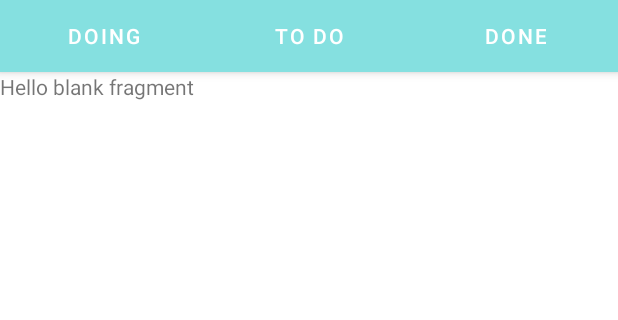
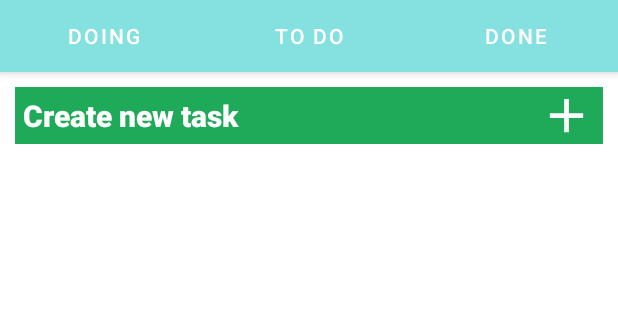
Before and after one commit to vishalkumardecentvro/WorkTrack, an Android app: the screen it shows after launch (MainActivity), on a phone screen of 412 x 824 dp, the part 89-409 px from its top. Run offline under Robolectric (Android 15) with nearby library versions, the phone set to English and light mode, and no system bars.

Commit message:
task card design done

```diff
--- /dev/null
+++ b/app/src/main/res/drawable/ic_add.xml
@@ -0,0 +1,10 @@
+<vector xmlns:android="http://schemas.android.com/apk/res/android"
+    android:width="24dp"
+    android:height="24dp"
+    android:viewportWidth="24"
+    android:viewportHeight="24"
+    android:tint="@color/white">
+  <path
+      android:fillColor="@android:color/white"
+      android:pathData="M19,13h-6v6h-2v-6H5v-2h6V5h2v6h6v2z"/>
+</vector>
--- a/app/src/main/res/layout/fragment_doing.xml
+++ b/app/src/main/res/layout/fragment_doing.xml
@@ -1,14 +1,46 @@
 <?xml version="1.0" encoding="utf-8"?>
-<FrameLayout xmlns:android="http://schemas.android.com/apk/res/android"
+<RelativeLayout xmlns:android="http://schemas.android.com/apk/res/android"
+  xmlns:app="http://schemas.android.com/apk/res-auto"
   xmlns:tools="http://schemas.android.com/tools"
   android:layout_width="match_parent"
   android:layout_height="match_parent"
+  android:padding="10dp"
   tools:context=".fragments.DoingFragment">
 
-  <!-- TODO: Update blank fragment layout -->
-  <TextView
+  <LinearLayout
+    android:id="@+id/llCreateTask"
     android:layout_width="match_parent"
-    android:layout_height="match_parent"
-    android:text="@string/hello_blank_fragment" />
+    android:layout_height="wrap_content"
+    android:layout_marginBottom="10dp"
+    android:background="@color/greenStart"
+    android:orientation="horizontal">
 
-</FrameLayout>
+    <TextView
+      android:layout_width="match_parent"
+      android:layout_height="match_parent"
+      android:layout_weight="1"
+      android:fontFamily="sans-serif-black"
+      android:padding="5dp"
+      android:text="Create new task"
+      android:textColor="@color/white"
+      android:textSize="20sp" />
+
+    <ImageView
+      android:id="@+id/AddTask"
+      android:layout_width="match_parent"
+      android:layout_height="match_parent"
+      android:layout_weight="7"
+      android:src="@drawable/ic_add" />
+
+  </LinearLayout>
+
+  <androidx.recyclerview.widget.RecyclerView
+    android:layout_width="match_parent"
+    android:layout_height="wrap_content"
+    android:layout_below="@id/llCreateTask"
+    android:layout_marginBottom="10dp"
+    app:layoutManager="androidx.recyclerview.widget.LinearLayoutManager"
+    app:reverseLayout="false"
+    tools:listitem="@layout/rv_doing" />
+
+</RelativeLayout>
--- a/app/src/main/res/values/colors.xml
+++ b/app/src/main/res/values/colors.xml
@@ -43,4 +43,7 @@
   <color name="black">#000000</color>
   <color name="white">#FFFFFF</color>
 
+  <color name="greenStart">#1FAA59</color>
+  <color name="greenEnd">#38CC77</color>
+
 </resources>
```
Also changed, not shown: app/src/main/res/drawable-v24/card_header_doing_fragment.xml (added, +12 -0 lines), app/src/main/res/drawable/ic_edit.xml (added, +10 -0 lines), app/src/main/res/layout/rv_doing.xml (added, +115 -0 lines).
